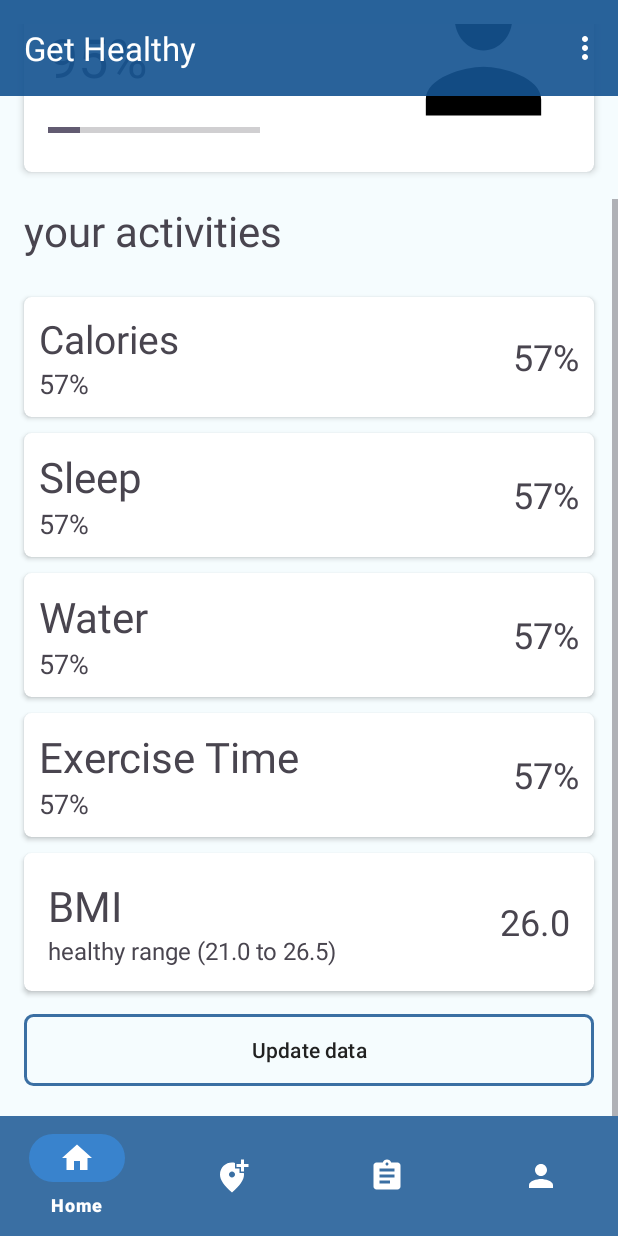
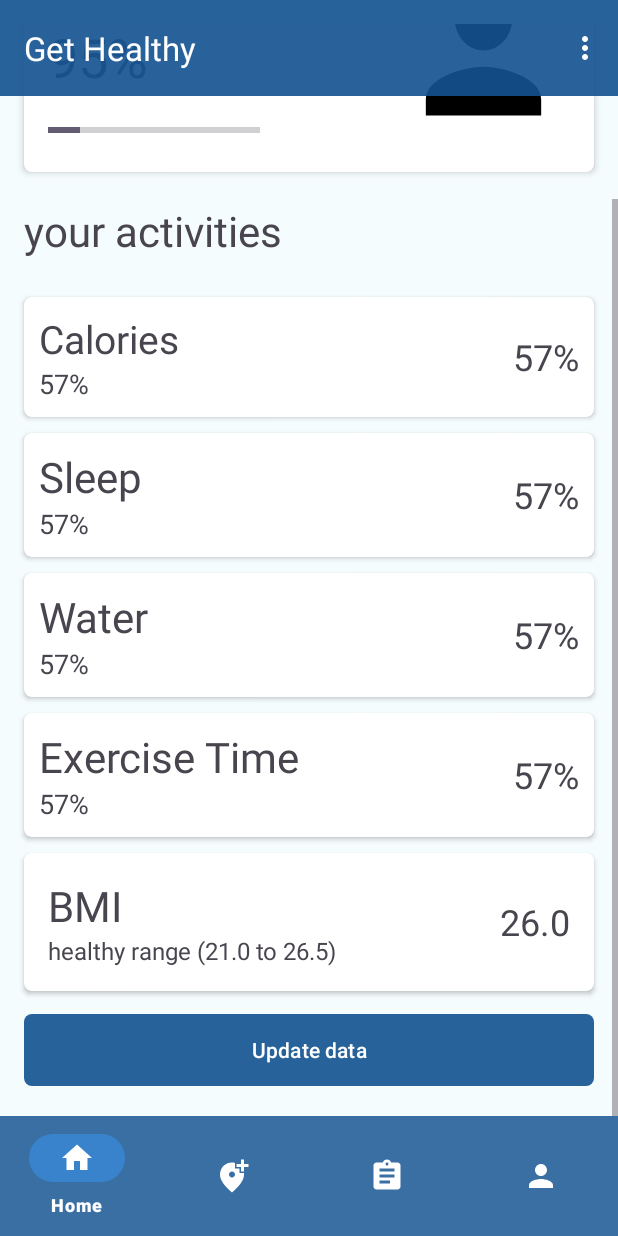
Before and after one commit to Gurpinder009/mobile_development2_classwork, an Android app: the screen it shows after launch once a user with an empty profile is signed in (MainActivity), scrolled down 138 dp, on a phone screen of 412 x 824 dp. Run offline under Robolectric (Android 15) with nearby library versions, the phone set to English and light mode, and no system bars; our stand-ins replace Firebase (no records; nobody signed in at launch, a user with empty details on screens opened directly), navigation-ui; 2 statements that could not run were skipped.

```diff
--- a/app/src/main/java/mobile/dev/androidfinalproject/GetStartedActivity.kt
+++ b/app/src/main/java/mobile/dev/androidfinalproject/GetStartedActivity.kt
@@ -5,6 +5,7 @@ import android.content.Intent
 import android.os.Build
 import android.os.Bundle
 import android.view.Menu
+import android.widget.Toast
 import androidx.activity.enableEdgeToEdge
 import androidx.annotation.RequiresApi
 import androidx.appcompat.app.AppCompatActivity
@@ -12,6 +13,7 @@ import androidx.core.content.ContextCompat
 import androidx.core.view.ViewCompat
 import androidx.core.view.WindowInsetsCompat
 import mobile.dev.androidfinalproject.databinding.ActivityGetStartedBinding
+import mobile.dev.androidfinalproject.models.UserModel
 import mobile.dev.androidfinalproject.utilities.SingletonFirebaseAuth
 
 
@@ -36,9 +38,6 @@ class GetStartedActivity : AppCompatActivity() {
         }
 
 
-
-
-
         ViewCompat.setOnApplyWindowInsetsListener(_binding.main) { v, insets ->
             val systemBars = insets.getInsets(WindowInsetsCompat.Type.systemBars())
             v.setPadding(systemBars.left, systemBars.top, systemBars.right, 0)
--- a/app/src/main/java/mobile/dev/androidfinalproject/MainActivity.kt
+++ b/app/src/main/java/mobile/dev/androidfinalproject/MainActivity.kt
@@ -4,52 +4,50 @@ import android.content.Intent
 import android.os.Bundle
 import android.view.Menu
 import android.view.MenuItem
+import android.widget.Toast
 import androidx.activity.enableEdgeToEdge
+import androidx.activity.viewModels
 import androidx.appcompat.app.AppCompatActivity
 import androidx.core.content.ContextCompat
 import androidx.core.view.ViewCompat
 import androidx.core.view.WindowInsetsCompat
 import androidx.core.view.WindowInsetsControllerCompat
+import androidx.lifecycle.Observer
 import androidx.navigation.NavController
 import androidx.navigation.fragment.NavHostFragment
 import androidx.navigation.ui.setupWithNavController
 import mobile.dev.androidfinalproject.databinding.ActivityMainBinding
+import mobile.dev.androidfinalproject.models.HealthLogsModel
+import mobile.dev.androidfinalproject.models.UserModel
 import mobile.dev.androidfinalproject.utilities.SingletonFirebaseAuth
+import mobile.dev.androidfinalproject.viewModels.HealthLogViewModel
+import mobile.dev.androidfinalproject.viewModels.UserViewModel
 
 class MainActivity : AppCompatActivity() {
-    private lateinit var _binding:ActivityMainBinding
+    private lateinit var _binding: ActivityMainBinding
     private lateinit var _navController: NavController
+
+    private val userViewModel: UserViewModel by viewModels()
+    private val healthLogViewModel: HealthLogViewModel by viewModels()
+
     override fun onCreate(savedInstanceState: Bundle?) {
-
         super.onCreate(savedInstanceState)
-
         enableEdgeToEdge()
-
 
         _binding = ActivityMainBinding.inflate(layoutInflater)
         setContentView(_binding.root)
 
-
-
         val toolbar: androidx.appcompat.widget.Toolbar = _binding.toolbar
         setSupportActionBar(toolbar)
-
-
-
-
 
         val navHostFragment = supportFragmentManager.findFragmentById(_binding.fragmentContainerView2.id) as NavHostFragment
         _navController = navHostFragment.navController
 
-
         _binding.bottomNavBar.setupWithNavController(_navController)
-
 
         val windowInsetsController = WindowInsetsControllerCompat(window, window.decorView)
         windowInsetsController.isAppearanceLightStatusBars = false
         window.statusBarColor = ContextCompat.getColor(this, R.color.primary)
-
-
 
         ViewCompat.setOnApplyWindowInsetsListener(_binding.main) { v, insets ->
             val systemBars = insets.getInsets(WindowInsetsCompat.Type.systemBars())
@@ -57,27 +55,37 @@ class MainActivity : AppCompatActivity() {
             insets
         }
 
+        val email = SingletonFirebaseAuth.getEmail()
+        userViewModel.fetchUser(email)
+        userViewModel.getUser().observe(this, Observer { userDetails: UserModel? ->
+            userDetails?.let {
+                Toast.makeText(this, "User data loaded", Toast.LENGTH_SHORT).show()
+            }
+        })
+
+        healthLogViewModel.fetchHealthLog()
+        healthLogViewModel.healthLog.observe(this, Observer { healthLog: HealthLogsModel? ->
+            healthLog?.let {
+                Toast.makeText(this, "Health log data loaded", Toast.LENGTH_SHORT).show()
+            }
+        })
     }
 
     override fun onOptionsItemSelected(item: MenuItem): Boolean {
-        return when(item.itemId) {
-            R.id.action_signout ->{
+        return when (item.itemId) {
+            R.id.action_signout -> {
                 SingletonFirebaseAuth.getInstance().getFirebaseAuth().signOut()
                 val intent = Intent(baseContext, GetStartedActivity::class.java)
                 startActivity(intent)
                 finish()
                 true
             }
-
-
-            else ->  super.onOptionsItemSelected(item)
+            else -> super.onOptionsItemSelected(item)
         }
     }
-
 
     override fun onCreateOptionsMenu(menu: Menu?): Boolean {
         menuInflater.inflate(R.menu.toolbar_menu, menu)
         return true
     }
-
 }
--- a/app/src/main/java/mobile/dev/androidfinalproject/fragments/GetStartedFragment.kt
+++ b/app/src/main/java/mobile/dev/androidfinalproject/fragments/GetStartedFragment.kt
@@ -38,6 +38,8 @@ class GetStartedFragment(
             Navigation.findNavController(view).navigate(R.id.action_getStartedFragment_to_signUpFragment2)
     }
 
+
+
     override fun onDestroy() {
         super.onDestroy()
         _binding = null
--- /dev/null
+++ b/app/src/main/java/mobile/dev/androidfinalproject/viewModels/HealthLogViewModel.kt
@@ -0,0 +1,28 @@
+package mobile.dev.androidfinalproject.viewModels
+
+import androidx.lifecycle.LiveData
+import androidx.lifecycle.MutableLiveData
+import androidx.lifecycle.ViewModel
+import mobile.dev.androidfinalproject.dbHelpers.HealthLogsDbHelper
+import mobile.dev.androidfinalproject.models.HealthLogsModel
+
+class HealthLogViewModel : ViewModel() {
+
+    private val _healthLog = MutableLiveData<HealthLogsModel>()
+    val healthLog: LiveData<HealthLogsModel> get() = _healthLog
+
+    fun setHealthLog(healthLog: HealthLogsModel) {
+        _healthLog.value = healthLog
+    }
+
+    fun fetchHealthLog() {
+        HealthLogsDbHelper.getHealthLog(successListener = { result ->
+            val healthLogMap = result.documents.firstOrNull()?.data
+            healthLogMap?.let {
+                _healthLog.value = HealthLogsModel.toHealthLog(it)
+            }
+        }, failureListener = { error ->
+            // Handle error
+        })
+    }
+}
--- /dev/null
+++ b/app/src/main/java/mobile/dev/androidfinalproject/viewModels/UserViewModel.kt
@@ -0,0 +1,30 @@
+package mobile.dev.androidfinalproject.viewModels
+
+import androidx.lifecycle.LiveData
+import androidx.lifecycle.MutableLiveData
+import androidx.lifecycle.ViewModel
+import mobile.dev.androidfinalproject.dbHelpers.UserDbHelper
+import mobile.dev.androidfinalproject.models.UserModel
+
+class UserViewModel : ViewModel() {
+
+    private val _user = MutableLiveData<UserModel>()
+
+
+    fun setUser(user: UserModel) {
+        _user.value = user
+    }
+
+    fun getUser(): LiveData<UserModel> {
+        return _user
+    }
+
+
+    fun fetchUser(email: String) {
+        UserDbHelper.getUser(email, successListener = { result ->
+            _user.value = UserModel.toUser(result)
+        }, failureListener = { error ->
+            // Handle error
+        })
+    }
+}
--- a/app/src/main/res/drawable/outlined_button_design.xml
+++ b/app/src/main/res/drawable/outlined_button_design.xml
@@ -1,6 +1,4 @@
 <?xml version="1.0" encoding="utf-8"?>
 <shape xmlns:android="http://schemas.android.com/apk/res/android">
     <corners android:radius="5dp"/>
-    <stroke android:width="2dp" android:color="@color/primary"/>
-    <solid android:color="@android:color/transparent"/>
 </shape>
--- a/app/src/main/res/layout/fragment_dashboard.xml
+++ b/app/src/main/res/layout/fragment_dashboard.xml
@@ -421,8 +421,7 @@
               android:layout_marginHorizontal="16dp"
               android:layout_marginTop="10dp"
               android:layout_height="wrap_content"
-              android:textColor="@color/text_color_dark"
-              android:background="@drawable/outlined_button_design"
+              android:background="@drawable/button_design"
               android:text="Update data"/>
 
 
--- a/app/src/main/res/layout/fragment_get_started.xml
+++ b/app/src/main/res/layout/fragment_get_started.xml
@@ -31,9 +31,8 @@
             android:layout_marginEnd="16dp"
             android:layout_marginBottom="16dp"
             android:text="already a user"
-            android:textColor="@color/text_color_dark"
-            android:background="@drawable/outlined_button_design"
             app:layout_constraintBottom_toBottomOf="parent"
+            android:background="@drawable/button_design"
             app:layout_constraintEnd_toEndOf="parent"
             app:layout_constraintStart_toStartOf="parent" />
         <Button
--- a/app/src/main/res/values-night/themes.xml
+++ b/app/src/main/res/values-night/themes.xml
@@ -1,11 +1,11 @@
 <resources>
 
     <!-- Base theme for the app -->
-    <style name="Base.Theme.AndroidFinalProject" parent="Theme.Material3.Light.NoActionBar">
-        <item name="colorPrimary">@color/primary</item>
+    <style name="Base.Theme.AndroidFinalProject" parent="Theme.Material3.Dark.NoActionBar">
+        <item name="colorPrimary">@color/primary_dark</item>
         <item name="colorOnPrimary">@color/text_color_dark</item>
         <item name="colorPrimaryDark">@color/primary_dark</item>
-        <item name="android:windowBackground">@color/window_background</item>
+        <item name="android:windowBackground">@color/window_background_dark</item>
         <item name="android:navigationBarColor">@android:color/transparent</item>
     </style>
 
@@ -17,10 +17,10 @@
 
     <!-- Bottom Navigation style -->
     <style name="MyBottomNavigation" parent="ThemeOverlay.Material3.BottomAppBar">
-        <item name="android:background">@color/primary</item>
-        <item name="backgroundTint">@color/primary</item>
-        <item name="itemIconTint">@color/white</item>
-        <item name="itemTextColor">@color/white</item>
+        <item name="android:background">@color/primary_dark</item>
+        <item name="backgroundTint">@color/primary_dark</item>
+        <item name="itemIconTint">@color/light_black</item>
+        <item name="itemTextColor">@color/light_black</item>
         <item name="itemActiveIndicatorStyle">@style/MyBottomNavigationActiveIndicator</item>
     </style>
 
@@ -31,7 +31,7 @@
 
     <!-- Popup theme style -->
     <style name="MyPopupTheme" parent="Theme.Material3.DayNight.Dialog">
-        <item name="android:backgroundTint">@color/popup_background</item>
+        <item name="android:backgroundTint">@color/popup_background_dark</item>
     </style>
 
 </resources>
--- a/app/src/main/res/values/colors.xml
+++ b/app/src/main/res/values/colors.xml
@@ -10,12 +10,16 @@
     <color name="text_color_dark">#212121</color>
     <color name="text_color_light">#FFFFFF</color>
     <color name="window_background">#F5FCFE</color>
+    <color name="window_background_dark">#181818</color>
+
 
     <color name="primary_darker">#003366</color>
 
     <color name="white">#FFFFFF</color>
     <color name="black">#000000</color>
+    <color name="light_black">#171717</color>
 
     <color name="popup_background">#FFFCFE</color>
+    <color name="popup_background_dark">#4D4D4D</color>
 
 </resources>
```
